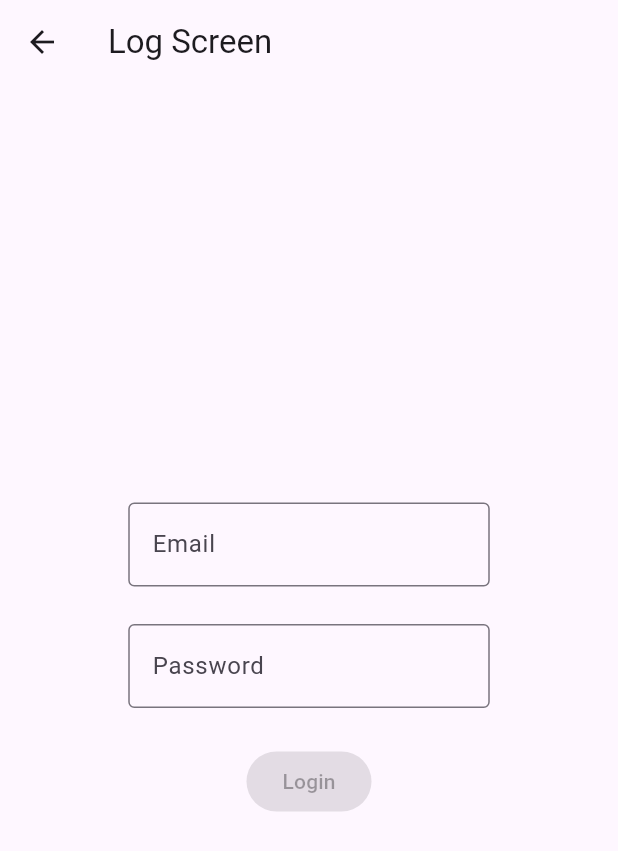
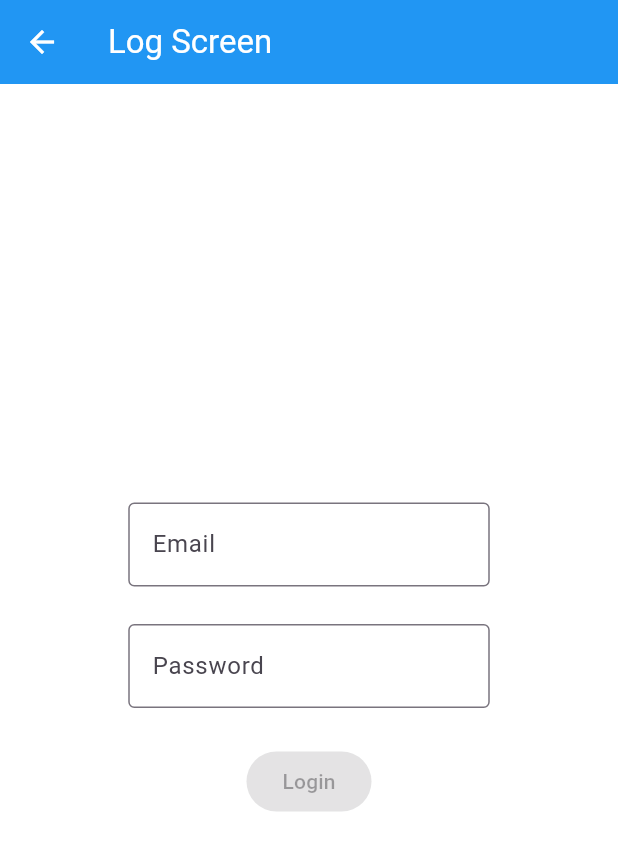
Before and after one commit to EthanFriedrichs/finalProject, a Flutter app: the screen it shows after launch, after a tap on "Login", on a phone screen of 412 x 824 dp. Shown: the top 851 px of the screen. Run offline on Flutter 3.47's test engine with Material 3 defaults, Android fonts, the light colour scheme and no system bars; our stand-ins replace cloud_firestore, firebase_auth, firebase_core; accounts and stored records are empty.

Commit message:
Fixed theme after merge

```diff
--- a/lib/main.dart
+++ b/lib/main.dart
@@ -24,11 +24,7 @@ void main() async {
           appId: "1:885008455506:web:b848607d5eddb8952a0c8b"
       ));
 
-  runApp(MaterialApp(
-    home: Page1()
-  )
-  );
-  //runApp(MyApp());
+  runApp(MyApp());
 }
 
 class MyApp extends StatelessWidget {
```
